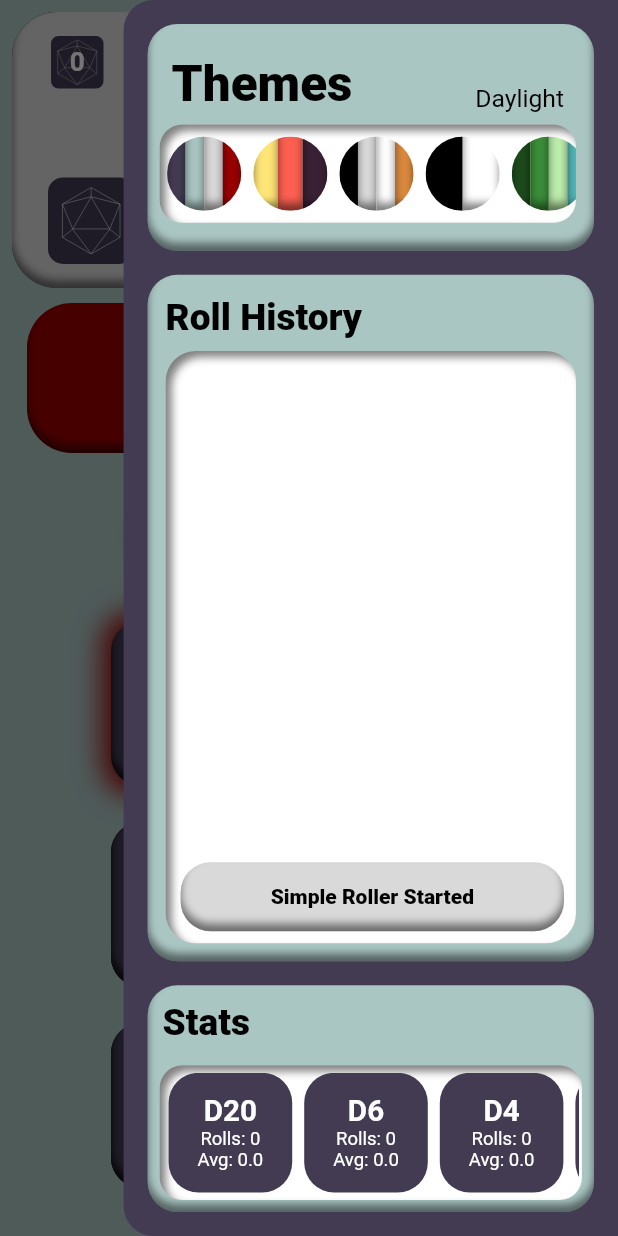
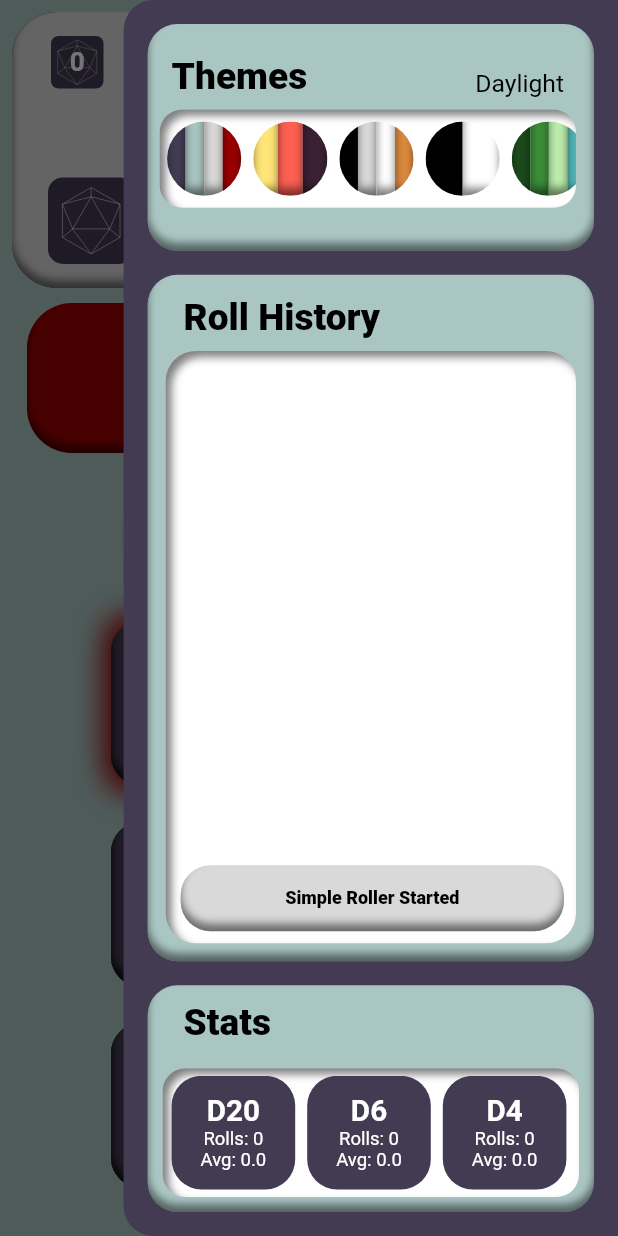
Before and after one commit to dompetriella/simple_roller, a Flutter app: the screen it shows after launch, with the side drawer open, on a phone screen of 412 x 824 dp. Run offline on Flutter 3.47's test engine with Material 2 defaults, Android fonts, the phone set to English and light mode, and no system bars; drawn by our look-alikes of flutter_animate, sticky_headers; our stand-ins replace flutter_inset_box_shadow, flutter_riverpod, flutter_svg, responsive_builder, shared_preferences.

Commit message:
fixed mobile animation, tablet sizing

```diff
--- a/lib/components/drawer/history_log.dart
+++ b/lib/components/drawer/history_log.dart
@@ -8,6 +8,8 @@ import 'package:dice_roller/providers/theme_provider.dart';
 import 'package:dice_roller/models/rolledDice.dart';
 import 'package:intl/intl.dart';
 import 'dart:math';
+
+import 'package:responsive_builder/responsive_builder.dart';
 
 class HistoryLog extends ConsumerWidget {
   final List<RolledDice> rolledDiceList;
@@ -55,7 +57,10 @@ class HistoryLog extends ConsumerWidget {
             padding: const EdgeInsets.fromLTRB(10.0, 5, 8, 0),
             child: Column(
               children: [
-                Container(
+                AnimatedSize(
+                  duration: 200.ms,
+                  curve: Curves.easeInOut,
+                  child: Container(
                     width: double.infinity,
                     decoration: BoxDecoration(
                         color: ref.watch(themeProvider).drawerHistorySliverBg,
@@ -80,7 +85,10 @@ class HistoryLog extends ConsumerWidget {
                                             color: ref
                                                 .watch(themeProvider)
                                                 .drawerHistorySliverTextColor,
-                                          fontSize: 12),
+                                            fontSize: getValueForScreenType(
+                                                context: context,
+                                                mobile: 12,
+                                                tablet: 16)),
                                       ),
                                     ),
                                     if (ref.read(_expand) == false)
@@ -109,7 +117,8 @@ class HistoryLog extends ConsumerWidget {
                                                     size: 25)))
                                             .toList()
                                             .animate(interval: 80.ms)
-                                          .fade(duration: 300.ms, delay: 100.ms)
+                                            .fade(
+                                                duration: 300.ms, delay: 100.ms)
                                             .rotate(
                                                 duration: 500.ms,
                                                 begin: throwDirection > 0
@@ -146,8 +155,13 @@ class HistoryLog extends ConsumerWidget {
                                   color: ref
                                       .watch(themeProvider)
                                       .drawerHistorySliverTextColor,
-                                fontWeight: FontWeight.w900),
+                                  fontWeight: FontWeight.w900,
+                                  fontSize: getValueForScreenType(
+                                      context: context,
+                                      mobile: 12,
+                                      tablet: 16)),
                             )),
+                    ),
                   ),
                 ),
               ],
--- a/lib/components/drawer/roll_history.dart
+++ b/lib/components/drawer/roll_history.dart
@@ -3,6 +3,7 @@ import 'package:flutter/material.dart' hide BoxDecoration, BoxShadow;
 import 'package:flutter_inset_box_shadow/flutter_inset_box_shadow.dart';
 import 'package:flutter_riverpod/flutter_riverpod.dart';
 import 'package:dice_roller/providers/theme_provider.dart';
+import 'package:responsive_builder/responsive_builder.dart';
 import 'history_log.dart';
 
 class RollHistoryBar extends ConsumerWidget {
@@ -22,7 +23,7 @@ class RollHistoryBar extends ConsumerWidget {
     }
 
     return Flexible(
-      flex: 5,
+      flex: getValueForScreenType(context: context, mobile: 5, tablet: 7),
       child: Padding(
         padding: const EdgeInsets.fromLTRB(16.0, 0, 16.0, 0),
         child: Container(
@@ -36,7 +37,10 @@ class RollHistoryBar extends ConsumerWidget {
               Expanded(
                 flex: 1,
                 child: Padding(
-                  padding: const EdgeInsets.fromLTRB(12, 0, 12, 8),
+                  padding: getValueForScreenType(
+                      context: context,
+                      mobile: EdgeInsets.fromLTRB(24, 0, 12, 8),
+                      tablet: EdgeInsets.fromLTRB(24, 0, 16, 8)),
                   child: Row(
                     mainAxisAlignment: MainAxisAlignment.spaceBetween,
                     crossAxisAlignment: CrossAxisAlignment.end,
@@ -44,7 +48,8 @@ class RollHistoryBar extends ConsumerWidget {
                       Text(
                         'Roll History',
                         style: TextStyle(
-                            fontSize: MediaQuery.of(context).size.height * 0.03,
+                            fontSize: getValueForScreenType(
+                                context: context, mobile: 3.sh, tablet: 30),
                             fontWeight: FontWeight.w900,
                             color:
                                 ref.watch(themeProvider).drawerColumnTextColor),
@@ -54,7 +59,8 @@ class RollHistoryBar extends ConsumerWidget {
                 ),
               ),
               Expanded(
-                flex: 8,
+                flex: getValueForScreenType(
+                    context: context, mobile: 8, tablet: 10),
                 child: Padding(
                   padding: const EdgeInsets.fromLTRB(12.0, 0, 12, 12),
                   child: Container(
@@ -69,8 +75,8 @@ class RollHistoryBar extends ConsumerWidget {
                               ref.watch(themeProvider).drawerColumnContentBg),
                       child: Padding(
                         padding: const EdgeInsets.fromLTRB(0, 8, 0, 8),
-                        child: ListView(
-                            reverse: true, children: getLoggingData()),
+                        child:
+                            ListView(reverse: true, children: getLoggingData()),
                       )),
                 ),
               ),
--- a/lib/components/drawer/stats.dart
+++ b/lib/components/drawer/stats.dart
@@ -2,6 +2,7 @@ import 'package:flutter/material.dart' hide BoxDecoration, BoxShadow;
 import 'package:flutter_inset_box_shadow/flutter_inset_box_shadow.dart';
 import 'package:flutter_riverpod/flutter_riverpod.dart';
 import 'package:dice_roller/providers/theme_provider.dart';
+import 'package:responsive_builder/responsive_builder.dart';
 import 'stats_log.dart';
 
 class StatsBar extends ConsumerWidget {
@@ -24,32 +25,34 @@ class StatsBar extends ConsumerWidget {
               child: Column(
                 children: [
                   Expanded(
-                    flex: 3,
+                    flex: getValueForScreenType(
+                        context: context, mobile: 3, tablet: 2),
                     child: Container(
                       padding: const EdgeInsets.fromLTRB(12, 8, 12, 8),
                     ),
                   ),
                   Expanded(
-                    flex: 7,
+                    flex: getValueForScreenType(
+                        context: context, mobile: 7, tablet: 5),
                     child: Padding(
-                      padding: const EdgeInsets.fromLTRB(8.0, 8, 8, 8),
+                      padding: const EdgeInsets.all(10.0),
                       child: Container(
                         decoration: BoxDecoration(
                             boxShadow: [
                               ref.watch(themeProvider).columnShadow,
                               ref.watch(themeProvider).diceButtonOutline
                             ],
-                            borderRadius: BorderRadius.all(Radius.circular(ref
-                                .watch(themeProvider)
-                                .themeBarBorderRadius)),
-                            color: ref
-                                .watch(themeProvider)
-                                .drawerColumnContentBg),
+                            borderRadius: BorderRadius.all(Radius.circular(
+                                ref.watch(themeProvider).themeBarBorderRadius)),
+                            color:
+                                ref.watch(themeProvider).drawerColumnContentBg),
                         child: Padding(
                             padding: const EdgeInsets.fromLTRB(2, 5, 2, 5),
                             child: ListView(
                                 scrollDirection: Axis.horizontal,
-                                children: const [
+                                children: getValueForScreenType(
+                                  context: context,
+                                  mobile: [
                                     StatsLog(
                                       diceValue: '20',
                                     ),
@@ -59,7 +62,19 @@ class StatsBar extends ConsumerWidget {
                                     StatsLog(diceValue: '10'),
                                     StatsLog(diceValue: '12'),
                                     StatsLog(diceValue: '100')
-                                ])),
+                                  ],
+                                  tablet: [
+                                    StatsLog(
+                                      diceValue: '20',
+                                    ),
+                                    StatsLog(diceValue: '4'),
+                                    StatsLog(diceValue: '6'),
+                                    StatsLog(diceValue: '8'),
+                                    StatsLog(diceValue: '10'),
+                                    StatsLog(diceValue: '12'),
+                                    StatsLog(diceValue: '100')
+                                  ],
+                                ))),
                       ),
                     ),
                   )
@@ -67,11 +82,15 @@ class StatsBar extends ConsumerWidget {
               ),
             ),
             Padding(
-              padding: const EdgeInsets.all(10.0),
+              padding: getValueForScreenType(
+                  context: context,
+                  mobile: EdgeInsets.fromLTRB(24, 10, 10, 10.0),
+                  tablet: EdgeInsets.fromLTRB(24, 20, 16, 8)),
               child: Text(
                 'Stats',
                 style: TextStyle(
-                    fontSize: MediaQuery.of(context).size.height * 0.03,
+                    fontSize: getValueForScreenType(
+                        context: context, mobile: 3.sh, tablet: 30),
                     fontWeight: FontWeight.w900,
                     color: ref.watch(themeProvider).drawerColumnTextColor),
               ),
--- a/lib/components/drawer/themes_bar.dart
+++ b/lib/components/drawer/themes_bar.dart
@@ -4,6 +4,7 @@ import 'package:flutter/material.dart' hide BoxDecoration, BoxShadow;
 import 'package:flutter_inset_box_shadow/flutter_inset_box_shadow.dart';
 import 'package:flutter_riverpod/flutter_riverpod.dart';
 import 'package:dice_roller/components/drawer/theme_button.dart';
+import 'package:responsive_builder/responsive_builder.dart';
 
 class ThemesBar extends ConsumerWidget {
   const ThemesBar({
@@ -31,11 +32,15 @@ class ThemesBar extends ConsumerWidget {
                   Radius.circular(ref.watch(themeProvider).drawerBorderRadius)),
               boxShadow: [ref.watch(themeProvider).innerShadow]),
           child: Padding(
-            padding: const EdgeInsets.fromLTRB(8.0, 12, 12, 8),
+            padding: getValueForScreenType(
+                context: context,
+                mobile: EdgeInsets.fromLTRB(8.0, 12, 12, 8),
+                tablet: EdgeInsets.all(16)),
             child: Column(
               children: [
                 Flexible(
-                  flex: 4,
+                  flex: getValueForScreenType(
+                      context: context, mobile: 4, tablet: 2),
                   child: Padding(
                     padding: const EdgeInsets.all(8.0),
                     child: Row(
@@ -45,7 +50,10 @@ class ThemesBar extends ConsumerWidget {
                         Text(
                           'Themes',
                           style: TextStyle(
-                              fontSize: screenHeight * 0.04,
+                              fontSize: getValueForScreenType(
+                                  context: context,
+                                  mobile: 3.screenHeight,
+                                  tablet: 30),
                               fontWeight: FontWeight.w900,
                               color: ref
                                   .watch(themeProvider)
@@ -53,7 +61,8 @@ class ThemesBar extends ConsumerWidget {
                         ),
                         Text(ref.watch(themeProvider).themeName,
                             style: TextStyle(
-                                fontSize: screenHeight * 0.02,
+                                fontSize: getValueForScreenType(
+                                    context: context, mobile: 2.sh, tablet: 20),
                                 color: ref
                                     .watch(themeProvider)
                                     .drawerColumnTextColor))
@@ -62,7 +71,8 @@ class ThemesBar extends ConsumerWidget {
                   ),
                 ),
                 Flexible(
-                    flex: 4,
+                    flex: getValueForScreenType(
+                        context: context, mobile: 4, tablet: 3),
                     child: Container(
                         decoration: BoxDecoration(
                             borderRadius: BorderRadius.all(Radius.circular(
```
Lines whose indentation alone changed are shown as unchanged.
